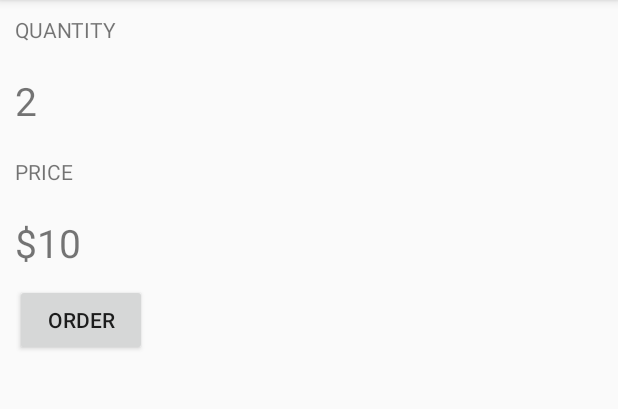
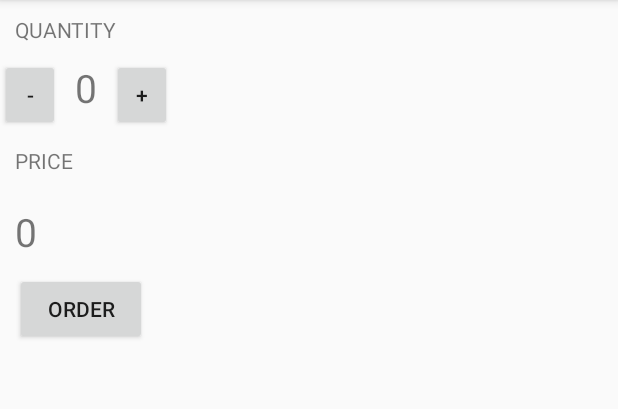
Before and after one commit to vishaln04/Udacity, an Android app: the screen it shows after launch (MainActivity), after a tap on "ORDER", on a phone screen of 412 x 824 dp, the part 84-493 px from its top. Run offline under Robolectric (Android 15) with nearby library versions, the light colour scheme and no system bars.

Commit message:
Project Completed

```diff
--- a/Justjava/app/src/main/java/com/example/vishalnagarale/justjava/MainActivity.java
+++ b/Justjava/app/src/main/java/com/example/vishalnagarale/justjava/MainActivity.java
@@ -1,12 +1,19 @@
 package com.example.vishalnagarale.justjava;
 
+import android.content.Context;
 import android.icu.text.NumberFormat;
 import android.support.v7.app.AppCompatActivity;
 import android.os.Bundle;
 import android.view.View;
 import android.widget.TextView;
+import android.widget.Toast;
+
 
 public class MainActivity extends AppCompatActivity {
+
+    public int Quantity = 0;
+
+
 
     @Override
     protected void onCreate(Bundle savedInstanceState) {
@@ -14,20 +21,38 @@ public class MainActivity extends AppCompatActivity {
         setContentView(R.layout.activity_main);
     }
 
-    public void submitOrder(View view){
-        display(2);
-        displayPrice(2*5);
+    public void submitOrder(View view) {
+        display(Quantity);
+        displayPrice(Quantity * 5);
     }
 
     // Display Number of Cups of coffee
-    private void display(int number){
-        TextView quantityTextView = (TextView)findViewById(R.id.value);
+    private void display(int number) {
+        TextView quantityTextView = (TextView) findViewById(R.id.value);
         quantityTextView.setText("" + number);
     }
 
     // Display total price of coffee
-    private void displayPrice(int number){
-        TextView priceTextView = (TextView)findViewById(R.id.pvalue);
-        priceTextView.setText("$" + number);
+    private void displayPrice(int number) {
+        TextView priceTextView = (TextView) findViewById(R.id.pvalue);
+        priceTextView.setText("" + number);
+    }
+
+    // increment function
+    public void increment(View view) {
+        Quantity += 1;
+        TextView quantityTextView = (TextView) findViewById(R.id.value);
+        quantityTextView.setText("" + Quantity);
+    }
+
+    // decrement function
+    public void decrement(View view) {
+        Context context = getApplicationContext();
+        TextView quantityTextView = (TextView) findViewById(R.id.value);
+        if (Quantity == 0)
+            Toast.makeText(context, "Cannot decremented", Toast.LENGTH_SHORT).show();
+        else
+            Quantity -= 1;
+        quantityTextView.setText("" + Quantity);
     }
 }
--- a/Justjava/app/src/main/res/layout/activity_main.xml
+++ b/Justjava/app/src/main/res/layout/activity_main.xml
@@ -11,36 +11,56 @@
         android:id="@+id/quantity"
         android:layout_width="wrap_content"
         android:layout_height="wrap_content"
-        android:text="QUANTITY"
-        android:layout_margin="10dp"/>
+        android:layout_margin="10dp"
+        android:text="QUANTITY" />
 
-    <TextView
-        android:id="@+id/value"
+    <LinearLayout
         android:layout_width="wrap_content"
         android:layout_height="wrap_content"
-        android:text="0"
-        android:textSize="26sp"
-        android:layout_margin="10dp"/>
+        android:orientation="horizontal">
+
+        <Button
+            android:layout_width="40dp"
+            android:layout_height="wrap_content"
+            android:text="-"
+            android:onClick="decrement"/>
+
+        <TextView
+            android:id="@+id/value"
+            android:layout_width="wrap_content"
+            android:layout_height="wrap_content"
+            android:layout_marginLeft="10dp"
+            android:layout_marginRight="10dp"
+            android:text="0"
+            android:textSize="26sp" />
+
+        <Button
+            android:layout_width="40dp"
+            android:layout_height="wrap_content"
+            android:text="+"
+            android:onClick="increment"/>
+
+    </LinearLayout>
 
     <TextView
         android:id="@+id/price"
         android:layout_width="wrap_content"
         android:layout_height="wrap_content"
-        android:text="PRICE"
-        android:layout_margin="10dp"/>
+        android:layout_margin="10dp"
+        android:text="PRICE" />
 
     <TextView
         android:id="@+id/pvalue"
         android:layout_width="wrap_content"
         android:layout_height="wrap_content"
+        android:layout_margin="10dp"
         android:text="$0"
-        android:textSize="26sp"
-        android:layout_margin="10dp"/>
+        android:textSize="26sp" />
 
     <Button
         android:layout_width="wrap_content"
         android:layout_height="wrap_content"
-        android:text="ORDER"
         android:layout_marginLeft="10dp"
-        android:onClick="submitOrder"/>
+        android:onClick="submitOrder"
+        android:text="ORDER" />
 </LinearLayout>
```
Also changed, not shown: 7 other files.
